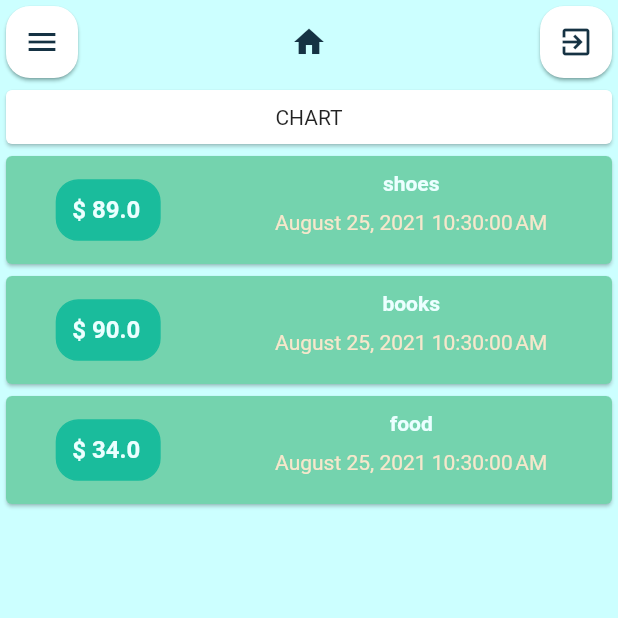
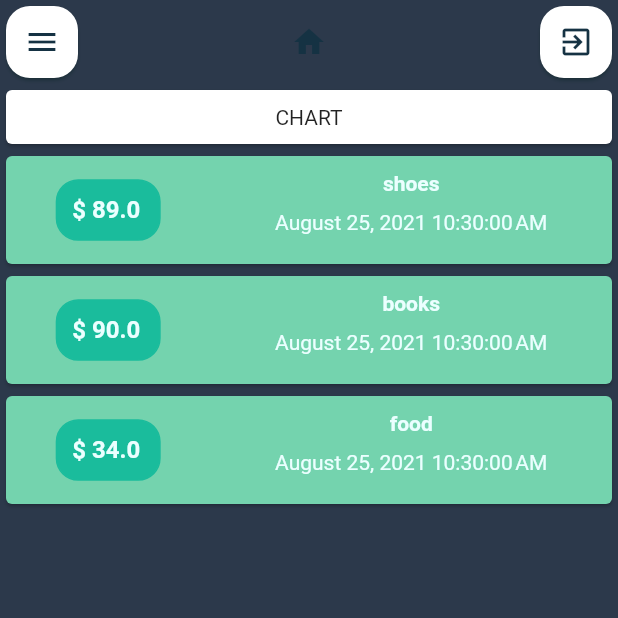
Before and after one commit to momin-mostafa/prototype_project_rescue_drawer, a Flutter app: the screen it shows after launch, on a phone screen of 412 x 824 dp, the top half of it. Run offline on Flutter 3.47's test engine with Material 2 defaults, Android fonts, the phone set to English and light mode, and no system bars.

Commit message:
UI COLOR UPDATED

```diff
--- a/lib/color/uiColor.dart
+++ b/lib/color/uiColor.dart
@@ -25,26 +25,26 @@ class UIColor {
   static Color animatedContainerColor = Colors.white;
 
   //Drawer Screen Color ---------------------
-  static Color drawerScreenColor = HexColor.fromHex('#1E6F5F');
-  static Color drawerScreenText = HexColor.fromHex('#CCFFFF');
-  static Color circleAvatarColor = HexColor.fromHex('#46a391');
-  static Color drawerBottomButtonColor = Colors.teal.shade900;
-  static Color drawerBottomButtonBackground = HexColor.fromHex('#46a391');
+  static Color drawerScreenColor = HexColor.fromHex('#082032');
+  static Color drawerScreenText = HexColor.fromHex('#FF4C29');
+  static Color circleAvatarColor = HexColor.fromHex('#334756');
+  static Color drawerBottomButtonColor = HexColor.fromHex('2C394B');
+  static Color drawerBottomButtonBackground = HexColor.fromHex('#2C394B');
 
   // Home Screen Color ----------------------
-  static Color homeScreenColor = HexColor.fromHex('#CCFFFF');
+  static Color homeScreenColor = HexColor.fromHex('#2C394B');
 
   // Custom Card Colors ---------------------
   static Color customCardCost = HexColor.fromHex('#1ABC9C');
   static Color customCard = HexColor.fromHex('#74d3ae');
   static Color customCardCostText = HexColor.fromHex('#EBFFFF');
-  static Color customCardDate = HexColor.fromHex('#f6e7cb');
+  static Color customCardDate = HexColor.fromHex('#EBFFFF');
   static Color customCardShadowColor = HexColor.fromHex('#f9fbe7');
   static Color customCardTitleColor = HexColor.fromHex('#EBFFFF');
 
   //Shadow Container Colors -----------------
-  static Color shadowContainerColor = HexColor.fromHex('#004d40');
-  static Color shadowOfShadowCont = HexColor.fromHex('#004d40');
+  static Color shadowContainerColor = placeHolder;
+  static Color shadowOfShadowCont = placeHolder;
 
   //Icon Color ------------------------------
   static Color iconMenuColor = HexColor.fromHex('153243');
```
Also changed, not shown: 13 other files.
